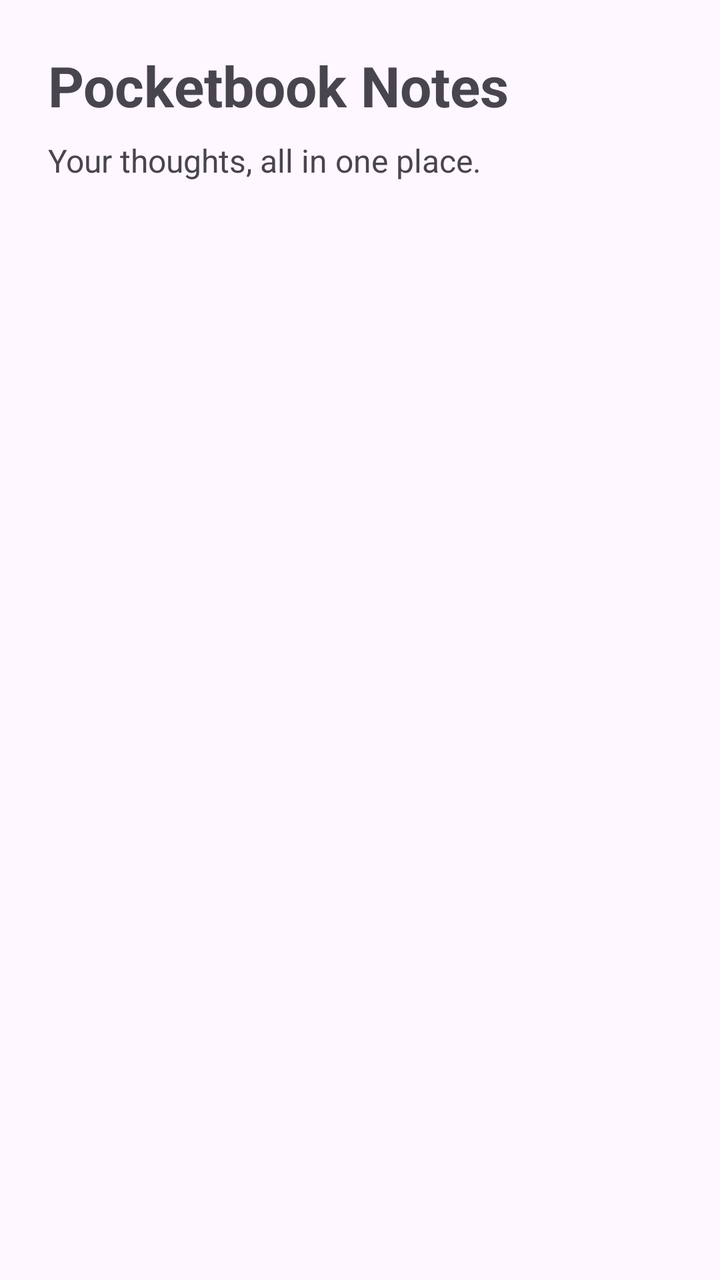
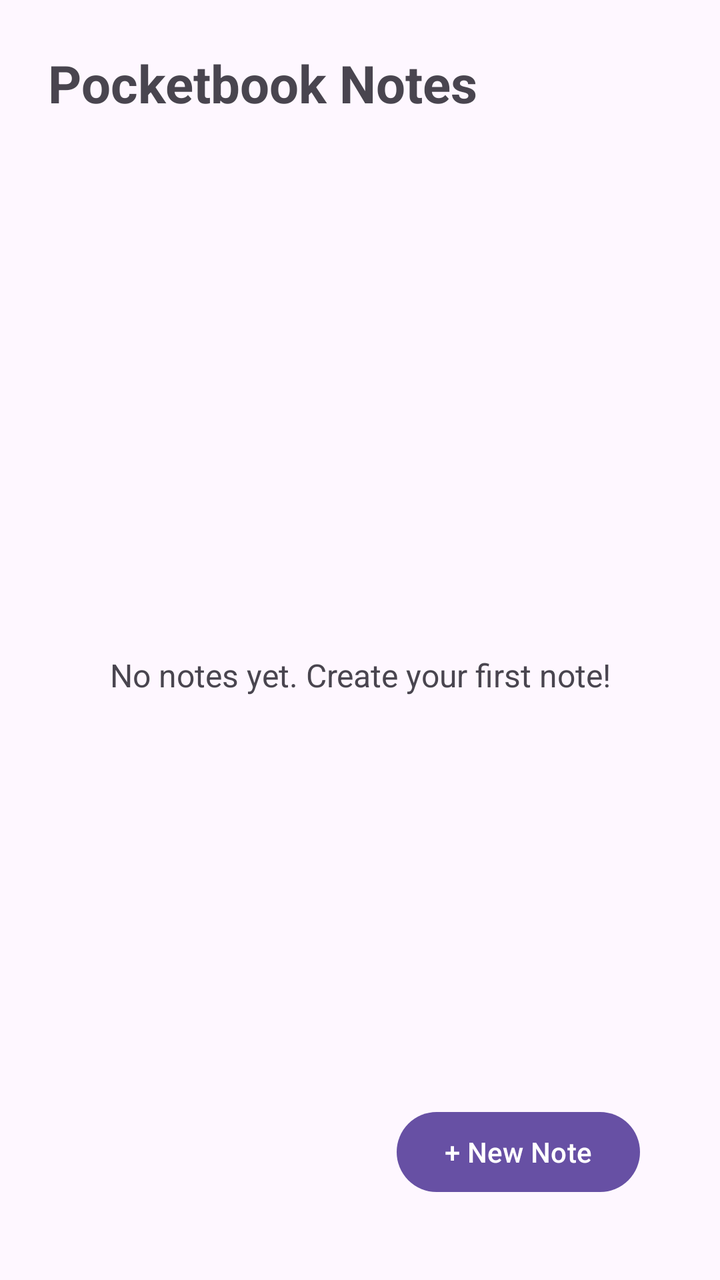

The first picture is an Android layout as it rendered before a commit; the second is the same layout after the commit. The layout source and the unified diff follow.
<!-- AndroidManifest.xml: application theme Theme.MiniProjectNoteBook -->
<!-- res/layout/fragment_home.xml -->
<?xml version="1.0" encoding="utf-8"?>
<androidx.constraintlayout.widget.ConstraintLayout
    xmlns:android="http://schemas.android.com/apk/res/android"
    xmlns:app="http://schemas.android.com/apk/res-auto"
    android:layout_width="match_parent"
    android:layout_height="match_parent"
    android:gravity="center"
    android:padding="24dp">

    <TextView
        android:id="@+id/tvTitle"
        android:layout_width="wrap_content"
        android:layout_height="wrap_content"
        android:text="Pocketbook Notes"
        android:textSize="28sp"
        android:textStyle="bold"
        app:layout_constraintTop_toTopOf="parent"
        app:layout_constraintStart_toStartOf="parent" />

    <TextView
        android:id="@+id/tvSubtitle"
        android:layout_width="wrap_content"
        android:layout_height="wrap_content"
        android:text="Your thoughts, all in one place."
        android:textSize="16sp"
        app:layout_constraintTop_toBottomOf="@id/tvTitle"
        app:layout_constraintStart_toStartOf="parent"
        android:layout_marginTop="8dp" />

</androidx.constraintlayout.widget.ConstraintLayout>
<!-- resources referenced by this layout -->
<resources>
  <style name="Theme.MiniProjectNoteBook" parent="Base.Theme.MiniProjectNoteBook" />
  <style name="Base.Theme.MiniProjectNoteBook" parent="Theme.Material3.DayNight.NoActionBar">
          
          
      </style>
</resources>

<!-- the commit's change to res/layout/fragment_home.xml (unified diff, before → after) -->
@@ -12,19 +12,39 @@
         android:layout_width="wrap_content"
         android:layout_height="wrap_content"
         android:text="Pocketbook Notes"
-        android:textSize="28sp"
+        android:textSize="26sp"
         android:textStyle="bold"
         app:layout_constraintTop_toTopOf="parent"
         app:layout_constraintStart_toStartOf="parent" />
 
     <TextView
-        android:id="@+id/tvSubtitle"
+        android:id="@+id/tvEmpty"
         android:layout_width="wrap_content"
         android:layout_height="wrap_content"
-        android:text="Your thoughts, all in one place."
+        android:text="No notes yet. Create your first note!"
         android:textSize="16sp"
+        android:visibility="visible"
         app:layout_constraintTop_toBottomOf="@id/tvTitle"
+        app:layout_constraintBottom_toBottomOf="parent"
         app:layout_constraintStart_toStartOf="parent"
-        android:layout_marginTop="8dp" />
+        app:layout_constraintEnd_toEndOf="parent" />
+
+    <androidx.recyclerview.widget.RecyclerView
+        android:id="@+id/rvNotes"
+        android:layout_width="0dp"
+        android:layout_height="0dp"
+        android:layout_marginTop="16dp"
+        app:layout_constraintTop_toBottomOf="@id/tvTitle"
+        app:layout_constraintBottom_toTopOf="@id/btnAddNote"
+        app:layout_constraintStart_toStartOf="parent"
+        app:layout_constraintEnd_toEndOf="parent" />
+    <Button
+        android:id="@+id/btnAddNote"
+        android:layout_width="wrap_content"
+        android:layout_height="wrap_content"
+        android:text="+ New Note"
+        android:layout_margin="16dp"
+        app:layout_constraintBottom_toBottomOf="parent"
+        app:layout_constraintEnd_toEndOf="parent" />
 
 </androidx.constraintlayout.widget.ConstraintLayout>
